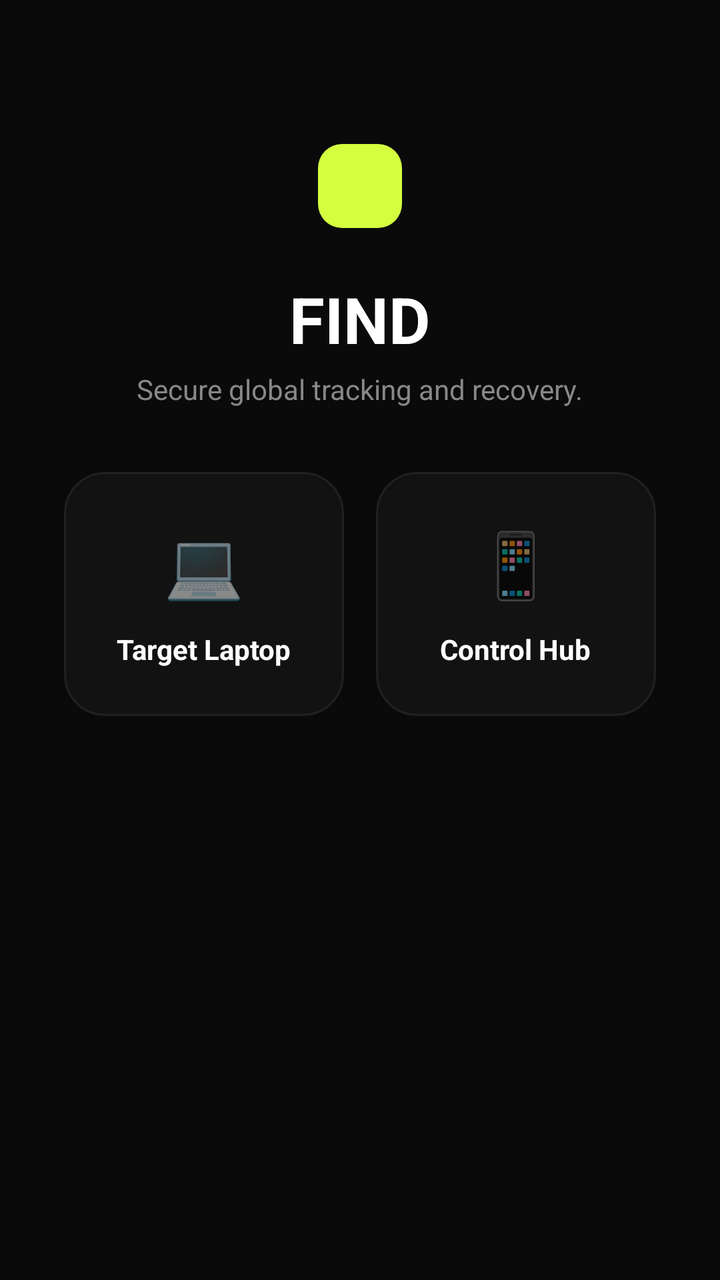
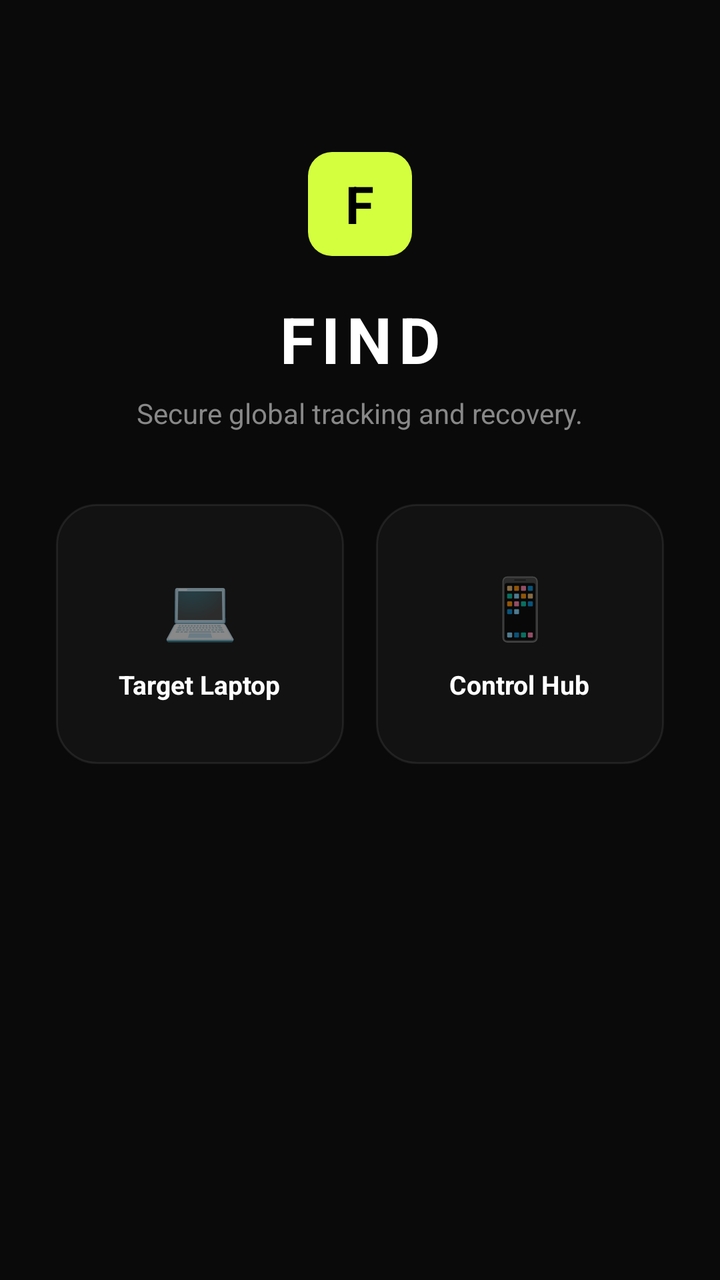

Before-and-after screenshots of an Android layout around one commit, followed by the original layout XML and the change that was made.
<!-- AndroidManifest.xml: activity theme Theme.Find -->
<!-- res/layout/activity_main.xml -->
<?xml version="1.0" encoding="utf-8"?>
<ScrollView xmlns:android="http://schemas.android.com/apk/res/android"
    android:layout_width="match_parent"
    android:layout_height="match_parent"
    android:background="#0A0A0A"
    android:fillViewport="true">

    <LinearLayout
        android:layout_width="match_parent"
        android:layout_height="wrap_content"
        android:gravity="center_horizontal"
        android:orientation="vertical"
        android:padding="32dp">

        <View
            android:layout_width="42dp"
            android:layout_height="42dp"
            android:layout_marginTop="40dp"
            android:layout_marginBottom="24dp"
            android:background="@drawable/icon_bg" />

        <TextView
            android:layout_width="wrap_content"
            android:layout_height="wrap_content"
            android:text="FIND"
            android:textColor="#FFFFFF"
            android:textSize="32sp"
            android:textStyle="bold" />

        <TextView
            android:layout_width="wrap_content"
            android:layout_height="wrap_content"
            android:layout_marginTop="4dp"
            android:layout_marginBottom="32dp"
            android:text="Secure global tracking and recovery."
            android:textColor="#888888"
            android:textSize="14sp" />

        
        <LinearLayout
            android:id="@+id/roleSelect"
            android:layout_width="match_parent"
            android:layout_height="wrap_content"
            android:orientation="horizontal"
            android:weightSum="2">

            <LinearLayout
                android:layout_width="0dp"
                android:layout_height="wrap_content"
                android:layout_weight="1"
                android:layout_marginEnd="8dp"
                android:background="@drawable/card_bg"
                android:gravity="center"
                android:orientation="vertical"
                android:padding="24dp"
                android:clickable="true"
                android:focusable="true"
                android:onClick="onLaptopClick">

                <TextView android:layout_width="wrap_content" android:layout_height="wrap_content"
                    android:text="💻" android:textSize="32sp" />
                <TextView android:layout_width="wrap_content" android:layout_height="wrap_content"
                    android:layout_marginTop="12dp" android:text="Target Laptop"
                    android:textColor="#FFFFFF" android:textStyle="bold" />
            </LinearLayout>

            <LinearLayout
                android:layout_width="0dp"
                android:layout_height="wrap_content"
                android:layout_weight="1"
                android:layout_marginStart="8dp"
                android:background="@drawable/card_bg"
                android:gravity="center"
                android:orientation="vertical"
                android:padding="24dp"
                android:clickable="true"
                android:focusable="true"
                android:onClick="onPhoneClick">

                <TextView android:layout_width="wrap_content" android:layout_height="wrap_content"
                    android:text="📱" android:textSize="32sp" />
                <TextView android:layout_width="wrap_content" android:layout_height="wrap_content"
                    android:layout_marginTop="12dp" android:text="Control Hub"
                    android:textColor="#FFFFFF" android:textStyle="bold" />
            </LinearLayout>
        </LinearLayout>

        
        <LinearLayout
            android:id="@+id/laptopView"
            android:layout_width="match_parent"
            android:layout_height="wrap_content"
            android:orientation="vertical"
            android:gravity="center_horizontal"
            android:visibility="gone">

            <TextView
                android:id="@+id/codeDisplay"
                android:layout_width="wrap_content"
                android:layout_height="wrap_content"
                android:layout_marginTop="24dp"
                android:fontFamily="monospace"
                android:textColor="#D4FF3F"
                android:textSize="28sp"
                android:textStyle="bold"
                android:letterSpacing="0.15"
                android:text="--------" />

            <Button
                android:layout_width="match_parent"
                android:layout_height="56dp"
                android:layout_marginTop="24dp"
                android:background="@drawable/btn_bg"
                android:text="REFRESH CODE"
                android:textColor="#000000"
                android:textStyle="bold"
                android:onClick="onLaptopClick" />

            <TextView
                android:id="@+id/pairStatus"
                android:layout_width="wrap_content"
                android:layout_height="wrap_content"
                android:layout_marginTop="16dp"
                android:text="Show this code to your phone"
                android:textColor="#888888"
                android:textSize="13sp" />
        </LinearLayout>

        
        <LinearLayout
            android:id="@+id/phoneView"
            android:layout_width="match_parent"
            android:layout_height="wrap_content"
            android:orientation="vertical"
            android:gravity="center_horizontal"
            android:visibility="gone">

            <LinearLayout
                android:id="@+id/codeInputContainer"
                android:layout_width="wrap_content"
                android:layout_height="wrap_content"
                android:layout_marginTop="24dp"
                android:orientation="horizontal"
                android:gravity="center" />

            <Button
                android:id="@+id/connectBtn"
                android:layout_width="match_parent"
                android:layout_height="56dp"
                android:layout_marginTop="24dp"
                android:background="@drawable/btn_bg"
                android:text="CONNECT"
                android:textColor="#000000"
                android:textStyle="bold"
                android:enabled="false"
                android:onClick="onConnectClick" />

            <TextView
                android:id="@+id/pairError"
                android:layout_width="wrap_content"
                android:layout_height="wrap_content"
                android:layout_marginTop="16dp"
                android:textColor="#FF4444"
                android:textSize="13sp" />
        </LinearLayout>

    </LinearLayout>
</ScrollView>
<!-- resources referenced by this layout -->
<resources>
  <!-- drawable btn_bg (drawable) -->
  <?xml version="1.0" encoding="utf-8"?>
  <shape xmlns:android="http://schemas.android.com/apk/res/android"
      android:shape="rectangle">
      <solid android:color="#FFD4FF3F" />
      <corners android:radius="16dp" />
  </shape>
  <!-- drawable card_bg (drawable) -->
  <?xml version="1.0" encoding="utf-8"?>
  <shape xmlns:android="http://schemas.android.com/apk/res/android"
      android:shape="rectangle">
      <solid android:color="#FF121212" />
      <corners android:radius="20dp" />
      <stroke android:width="1dp" android:color="#14FFFFFF" />
  </shape>
  <!-- drawable icon_bg (drawable) -->
  <?xml version="1.0" encoding="utf-8"?>
  <shape xmlns:android="http://schemas.android.com/apk/res/android"
      android:shape="rectangle">
      <solid android:color="#FFD4FF3F" />
      <corners android:radius="12dp" />
  </shape>
  <style name="Theme.Find" parent="Theme.MaterialComponents.DayNight.NoActionBar">
          <item name="colorPrimary">#D4FF3F</item>
          <item name="colorPrimaryVariant">#B8E635</item>
          <item name="colorOnPrimary">#000000</item>
          <item name="colorSecondary">#00D4FF</item>
          <item name="android:windowBackground">#0A0A0A</item>
          <item name="android:statusBarColor">#0A0A0A</item>
          <item name="android:navigationBarColor">#0A0A0A</item>
      </style>
</resources>

<!-- the commit's change to res/layout/activity_main.xml (unified diff, before → after) -->
@@ -2,7 +2,7 @@
 <ScrollView xmlns:android="http://schemas.android.com/apk/res/android"
     android:layout_width="match_parent"
     android:layout_height="match_parent"
-    android:background="#0A0A0A"
+    android:background="@color/bg"
     android:fillViewport="true">
 
     <LinearLayout
@@ -10,14 +10,24 @@
         android:layout_height="wrap_content"
         android:gravity="center_horizontal"
         android:orientation="vertical"
-        android:padding="32dp">
+        android:padding="28dp">
 
-        <View
-            android:layout_width="42dp"
-            android:layout_height="42dp"
-            android:layout_marginTop="40dp"
-            android:layout_marginBottom="24dp"
-            android:background="@drawable/icon_bg" />
+        
+        <LinearLayout
+            android:layout_width="52dp"
+            android:layout_height="52dp"
+            android:layout_marginTop="48dp"
+            android:layout_marginBottom="20dp"
+            android:background="@drawable/icon_bg"
+            android:gravity="center">
+            <TextView
+                android:layout_width="wrap_content"
+                android:layout_height="wrap_content"
+                android:text="F"
+                android:textColor="#000"
+                android:textSize="26sp"
+                android:textStyle="bold" />
+        </LinearLayout>
 
         <TextView
             android:layout_width="wrap_content"
@@ -25,15 +35,16 @@
             android:text="FIND"
             android:textColor="#FFFFFF"
             android:textSize="32sp"
-            android:textStyle="bold" />
+            android:textStyle="bold"
+            android:letterSpacing="0.1" />
 
         <TextView
             android:layout_width="wrap_content"
             android:layout_height="wrap_content"
-            android:layout_marginTop="4dp"
-            android:layout_marginBottom="32dp"
+            android:layout_marginTop="6dp"
+            android:layout_marginBottom="36dp"
             android:text="Secure global tracking and recovery."
-            android:textColor="#888888"
+            android:textColor="@color/muted"
             android:textSize="14sp" />
 
         
@@ -46,42 +57,40 @@
 
             <LinearLayout
                 android:layout_width="0dp"
-                android:layout_height="wrap_content"
+                android:layout_height="130dp"
                 android:layout_weight="1"
                 android:layout_marginEnd="8dp"
                 android:background="@drawable/card_bg"
                 android:gravity="center"
                 android:orientation="vertical"
-                android:padding="24dp"
+                android:padding="20dp"
                 android:clickable="true"
                 android:focusable="true"
                 android:onClick="onLaptopClick">
-
                 <TextView android:layout_width="wrap_content" android:layout_height="wrap_content"
-                    android:text="💻" android:textSize="32sp" />
+                    android:text="💻" android:textSize="30sp" />
                 <TextView android:layout_width="wrap_content" android:layout_height="wrap_content"
-                    android:layout_marginTop="12dp" android:text="Target Laptop"
-                    android:textColor="#FFFFFF" android:textStyle="bold" />
+                    android:layout_marginTop="10dp" android:text="Target Laptop"
+                    android:textColor="#FFFFFF" android:textStyle="bold" android:textSize="13sp" />
             </LinearLayout>
 
             <LinearLayout
                 android:layout_width="0dp"
-                android:layout_height="wrap_content"
+                android:layout_height="130dp"
                 android:layout_weight="1"
                 android:layout_marginStart="8dp"
                 android:background="@drawable/card_bg"
                 android:gravity="center"
                 android:orientation="vertical"
-                android:padding="24dp"
+                android:padding="20dp"
                 android:clickable="true"
                 android:focusable="true"
                 android:onClick="onPhoneClick">
-
                 <TextView android:layout_width="wrap_content" android:layout_height="wrap_content"
-                    android:text="📱" android:textSize="32sp" />
+                    android:text="📱" android:textSize="30sp" />
                 <TextView android:layout_width="wrap_content" android:layout_height="wrap_content"
-                    android:layout_marginTop="12dp" android:text="Control Hub"
-                    android:textColor="#FFFFFF" android:textStyle="bold" />
+                    android:layout_marginTop="10dp" android:text="Control Hub"
+                    android:textColor="#FFFFFF" android:textStyle="bold" android:textSize="13sp" />
             </LinearLayout>
         </LinearLayout>
 
@@ -94,26 +103,35 @@
             android:gravity="center_horizontal"
             android:visibility="gone">
 
-            <TextView
-                android:id="@+id/codeDisplay"
-                android:layout_width="wrap_content"
-                android:layout_height="wrap_content"
-                android:layout_marginTop="24dp"
-                android:fontFamily="monospace"
-                android:textColor="#D4FF3F"
-                android:textSize="28sp"
-                android:textStyle="bold"
-                android:letterSpacing="0.15"
-                android:text="--------" />
+            <LinearLayout
+                android:layout_width="match_parent"
+                android:layout_height="72dp"
+                android:layout_marginTop="28dp"
+                android:background="@drawable/card_bg"
+                android:gravity="center"
+                android:orientation="horizontal"
+                android:padding="12dp">
+                <TextView
+                    android:id="@+id/codeDisplay"
+                    android:layout_width="wrap_content"
+                    android:layout_height="wrap_content"
+                    android:fontFamily="monospace"
+                    android:textColor="@color/accent"
+                    android:textSize="28sp"
+                    android:textStyle="bold"
+                    android:letterSpacing="0.2"
+                    android:text="--------" />
+            </LinearLayout>
 
             <Button
                 android:layout_width="match_parent"
-                android:layout_height="56dp"
-                android:layout_marginTop="24dp"
+                android:layout_height="54dp"
+                android:layout_marginTop="20dp"
                 android:background="@drawable/btn_bg"
                 android:text="REFRESH CODE"
                 android:textColor="#000000"
                 android:textStyle="bold"
+                android:letterSpacing="0.05"
                 android:onClick="onLaptopClick" />
 
             <TextView
@@ -122,7 +140,7 @@
                 android:layout_height="wrap_content"
                 android:layout_marginTop="16dp"
                 android:text="Show this code to your phone"
-                android:textColor="#888888"
+                android:textColor="@color/muted"
                 android:textSize="13sp" />
         </LinearLayout>
 
@@ -139,19 +157,20 @@
                 android:id="@+id/codeInputContainer"
                 android:layout_width="wrap_content"
                 android:layout_height="wrap_content"
-                android:layout_marginTop="24dp"
+                android:layout_marginTop="28dp"
                 android:orientation="horizontal"
                 android:gravity="center" />
 
             <Button
                 android:id="@+id/connectBtn"
                 android:layout_width="match_parent"
-                android:layout_height="56dp"
-                android:layout_marginTop="24dp"
+                android:layout_height="54dp"
+                android:layout_marginTop="20dp"
                 android:background="@drawable/btn_bg"
                 android:text="CONNECT"
                 android:textColor="#000000"
                 android:textStyle="bold"
+                android:letterSpacing="0.05"
                 android:enabled="false"
                 android:onClick="onConnectClick" />
 
@@ -160,7 +179,7 @@
                 android:layout_width="wrap_content"
                 android:layout_height="wrap_content"
                 android:layout_marginTop="16dp"
-                android:textColor="#FF4444"
+                android:textColor="@color/red"
                 android:textSize="13sp" />
         </LinearLayout>
 
<!-- resource entries referenced after the edit -->
@@ -1,5 +1,9 @@
 <!-- resources referenced by this layout -->
 <resources>
+  <color name="accent">#FFD4FF3F</color>
+  <color name="bg">#FF0A0A0A</color>
+  <color name="muted">#FF888888</color>
+  <color name="red">#FFFF4444</color>
   <!-- drawable btn_bg (drawable) -->
   <?xml version="1.0" encoding="utf-8"?>
   <shape xmlns:android="http://schemas.android.com/apk/res/android"
